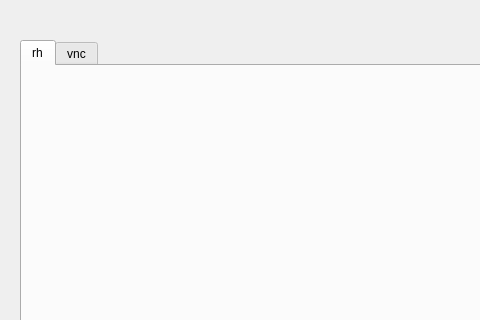
The window that mainwindow.ui (lincolnfz/vncc) describes before a commit, drawn with Qt 5; both pictures show x 0 to 480 and y 0 to 320 of the 800 by 600 pixel window.
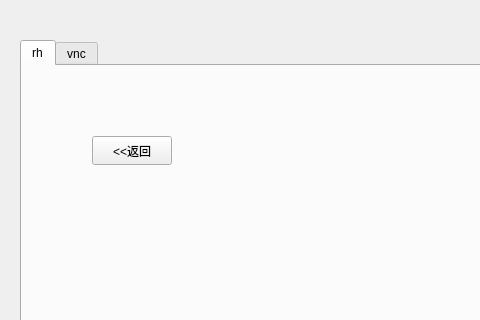
The same window after the commit. The open tabs and pages were chosen to show the change.

What changed in the file:
```diff
--- a/mainwindow.ui
+++ b/mainwindow.ui
@@ -91,6 +91,19 @@
          <string>PushButton</string>
         </property>
        </widget>
+       <widget class="QPushButton" name="btn_back">
+        <property name="geometry">
+         <rect>
+          <x>40</x>
+          <y>30</y>
+          <width>80</width>
+          <height>29</height>
+         </rect>
+        </property>
+        <property name="text">
+         <string>&lt;&lt;返回</string>
+        </property>
+       </widget>
       </widget>
      </widget>
     </widget>
```
